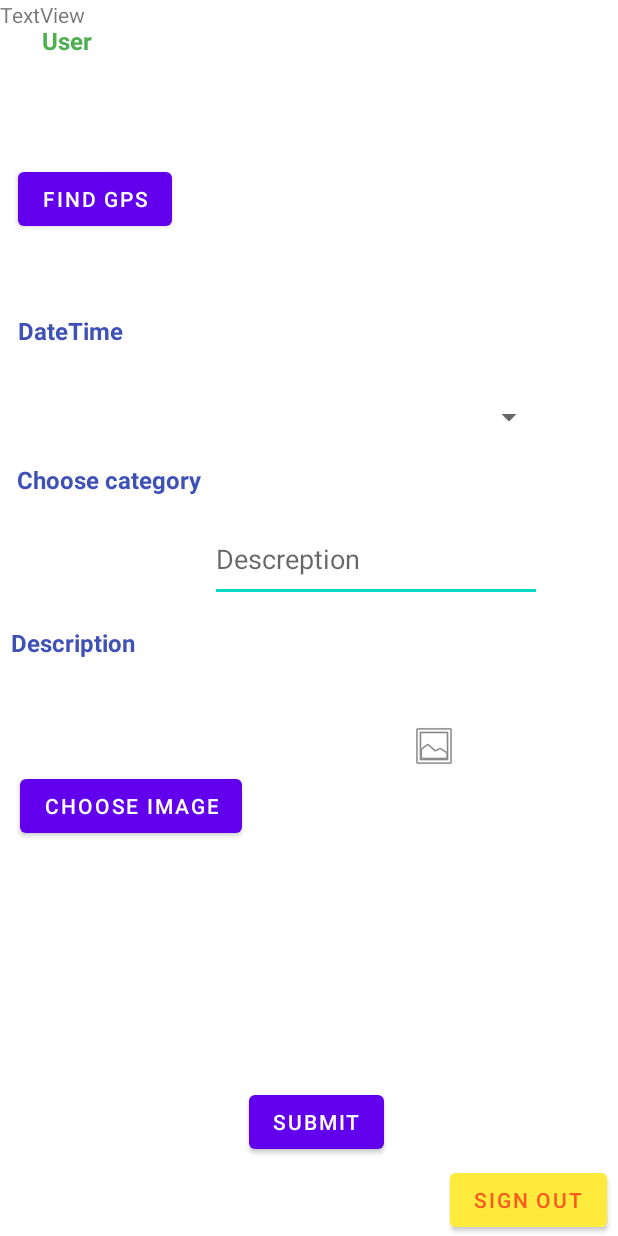
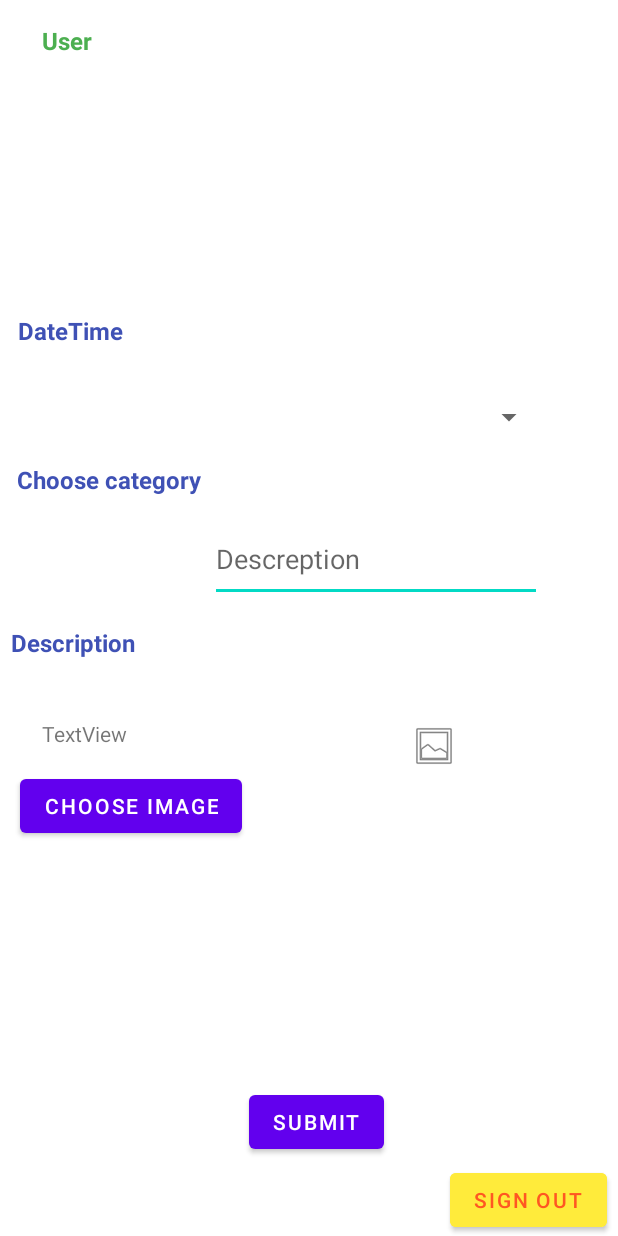
Before and after one commit to JasonSDMN2001/SmartAlert, an Android app: the layout activity_main2.xml on its own in the app's theme, with its tools: preview values and no code run, on a phone screen of 412 x 824 dp. Run offline under Robolectric (Android 15) with nearby library versions, the light colour scheme and no system bars.

Commit message:
fixes and faster

```diff
--- a/app/src/main/java/com/unipi/boidanis/smartalert/MainActivity2.java
+++ b/app/src/main/java/com/unipi/boidanis/smartalert/MainActivity2.java
@@ -90,7 +90,14 @@ public class MainActivity2 extends AppCompatActivity implements AdapterView.OnIt
         if (!locationManager.isProviderEnabled(LocationManager.GPS_PROVIDER)) {
             buildAlertMessageNoGps();
         }
+        if (ActivityCompat.checkSelfPermission(this, Manifest.permission.ACCESS_FINE_LOCATION)
+                != PackageManager.PERMISSION_GRANTED &&
+                ActivityCompat.checkSelfPermission(this, Manifest.permission.ACCESS_COARSE_LOCATION)
+                        != PackageManager.PERMISSION_GRANTED) {
+            permissions();
+        }
 
+        locationManager.requestLocationUpdates(LocationManager.GPS_PROVIDER, 0, 0, this);
         uploadBtn = findViewById(R.id.button2);
         imageView = findViewById(R.id.imgGallery);
         showAllBtn = findViewById(R.id.button8);
@@ -206,7 +213,6 @@ public class MainActivity2 extends AppCompatActivity implements AdapterView.OnIt
 
     @Override
     public void onLocationChanged(@NonNull Location location) {
-        showMessage("finally","");
         gps=location;
         textView4.setText(location.getLatitude()+","+location.getLongitude());
         locationManager.removeUpdates(this);
@@ -228,18 +234,7 @@ public class MainActivity2 extends AppCompatActivity implements AdapterView.OnIt
         final android.app.AlertDialog alert = builder.create();
         alert.show();
     }
-    public void findgps(View view){
 
-        if (ActivityCompat.checkSelfPermission(this, Manifest.permission.ACCESS_FINE_LOCATION)
-                != PackageManager.PERMISSION_GRANTED &&
-                ActivityCompat.checkSelfPermission(this, Manifest.permission.ACCESS_COARSE_LOCATION)
-                        != PackageManager.PERMISSION_GRANTED) {
-            permissions();
-        }
-
-        locationManager.requestLocationUpdates(LocationManager.GPS_PROVIDER, 0, 0, this);
-        showMessage("Waiting","");
-    }
     private void permissions() {
         if (ActivityCompat.checkSelfPermission(this, Manifest.permission.ACCESS_FINE_LOCATION) !=
                 PackageManager.PERMISSION_GRANTED)
--- a/app/src/main/res/layout/activity_main2.xml
+++ b/app/src/main/res/layout/activity_main2.xml
@@ -67,38 +67,25 @@
 
     <TextView
         android:id="@+id/textView3"
-        android:layout_width="242dp"
-        android:layout_height="26dp"
+        android:layout_width="wrap_content"
+        android:layout_height="wrap_content"
         app:layout_constraintBottom_toBottomOf="parent"
         app:layout_constraintEnd_toEndOf="parent"
-        app:layout_constraintHorizontal_bias="0.952"
+        app:layout_constraintHorizontal_bias="0.391"
         app:layout_constraintStart_toStartOf="parent"
         app:layout_constraintTop_toBottomOf="@+id/textView4"
-        app:layout_constraintVertical_bias="0.095" />
+        app:layout_constraintVertical_bias="0.079" />
 
     <TextView
         android:id="@+id/textView4"
-        android:layout_width="242dp"
-        android:layout_height="30dp"
+        android:layout_width="wrap_content"
+        android:layout_height="wrap_content"
         app:layout_constraintBottom_toBottomOf="parent"
         app:layout_constraintEnd_toEndOf="parent"
-        app:layout_constraintHorizontal_bias="0.952"
+        app:layout_constraintHorizontal_bias="0.401"
         app:layout_constraintStart_toStartOf="parent"
         app:layout_constraintTop_toTopOf="parent"
-        app:layout_constraintVertical_bias="0.153" />
-
-    <Button
-        android:id="@+id/button6"
-        android:layout_width="wrap_content"
-        android:layout_height="wrap_content"
-        android:onClick="findgps"
-        android:text="@string/find_gps"
-        app:layout_constraintBottom_toBottomOf="parent"
-        app:layout_constraintEnd_toEndOf="parent"
-        app:layout_constraintHorizontal_bias="0.038"
-        app:layout_constraintStart_toStartOf="parent"
-        app:layout_constraintTop_toTopOf="parent"
-        app:layout_constraintVertical_bias="0.14" />
+        app:layout_constraintVertical_bias="0.154" />
 
     <ImageView
         android:id="@+id/imgGallery"
@@ -175,8 +162,10 @@
         android:id="@+id/textView14"
         android:layout_width="wrap_content"
         android:layout_height="wrap_content"
+        android:layout_marginStart="28dp"
+        android:layout_marginTop="36dp"
         android:text="TextView"
-        tools:layout_editor_absoluteX="36dp"
-        tools:layout_editor_absoluteY="440dp" />
+        app:layout_constraintStart_toStartOf="parent"
+        app:layout_constraintTop_toBottomOf="@+id/textView11" />
 
 </androidx.constraintlayout.widget.ConstraintLayout>
```
